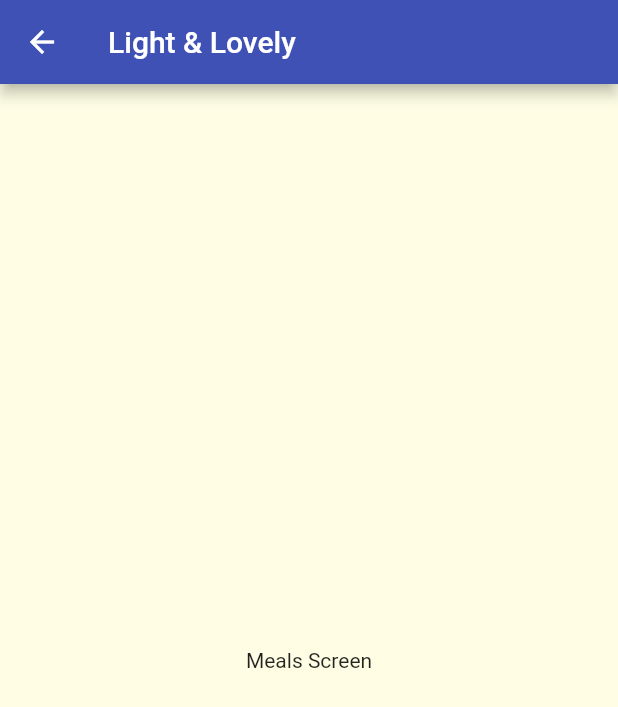
After one commit to huseyintemel/flutter-multiple-screeens, a Flutter app: the screen it shows after launch, after a tap on "Light & Lovely", on a phone screen of 412 x 824 dp. The commit adds this screen. Shown: the top 707 px of the screen. Run offline on Flutter 3.47's test engine with Material 2 defaults, Android fonts, the light colour scheme and no system bars.

Commit message:
Added new meals screen and used named routes

```diff
--- a/lib/categories_screen.dart
+++ b/lib/categories_screen.dart
@@ -12,7 +12,7 @@ class CategoriesScreen extends StatelessWidget {
         padding: const EdgeInsets.all(20),
         children: <Widget>[
           ...dummyCategories
-              .map((category) => CategoryItem(category.title, category.color))
+              .map((category) => CategoryItem(category.id,category.title, category.color))
               .toList()
         ],
         gridDelegate: const SliverGridDelegateWithMaxCrossAxisExtent(
--- a/lib/category_item.dart
+++ b/lib/category_item.dart
@@ -1,15 +1,24 @@
 import 'package:flutter/material.dart';
-import 'package:flutter_multiple_screens/models/category.dart';
+import './category_meals_screen.dart';
 
 class CategoryItem extends StatelessWidget {
+  final String id;
   final String title;
   final Color color;
 
-  CategoryItem(this.title,this.color);
+  CategoryItem(this.id,this.title,this.color);
+
+  void selectCategory(BuildContext context){
+    Navigator.of(context).pushNamed(CategoryMealsScreen.routeName,arguments: {'id':id,'title':title}); //passing data with named routes
+  }
 
   @override
   Widget build(BuildContext context) {
-    return Container(
+    return InkWell(
+      onTap: ()=>selectCategory(context),
+      splashColor: Theme.of(context).primaryColor,
+      borderRadius: BorderRadius.circular(16),
+      child: Container(
         padding : const EdgeInsets.all(16),
         child: Text(title,style: Theme.of(context).textTheme.headline1,),
         decoration: BoxDecoration(
@@ -20,6 +29,7 @@ class CategoryItem extends StatelessWidget {
           ),
           borderRadius: BorderRadius.circular(16),
         ),
+      ),
     );
   }
 }
--- /dev/null
+++ b/lib/category_meals_screen.dart
@@ -0,0 +1,23 @@
+import 'dart:io';
+
+import 'package:flutter/material.dart';
+
+class CategoryMealsScreen extends StatelessWidget {
+
+  static const routeName = '/category-meals';
+
+  @override
+  Widget build(BuildContext context) {
+    final routeArgs = ModalRoute.of(context)?.settings.arguments as Map<String,String>; // using values as Map of with String keys and String objects
+
+    final categoryTitle = routeArgs['title'];
+    final categoryId = routeArgs['id'];
+
+    return Scaffold(
+      appBar: AppBar(title: Text(categoryTitle as String),),
+      body: Container(
+        child: const Center(child: Text('Meals Screen',)),
+      )
+    );
+  }
+}
--- a/lib/main.dart
+++ b/lib/main.dart
@@ -1,4 +1,5 @@
 import 'package:flutter/material.dart';
+import './category_meals_screen.dart';
 import './categories_screen.dart';
 
 void main(){
@@ -26,6 +27,9 @@ class MyApp extends StatelessWidget {
         ),
       ),
       home: CategoriesScreen(), // Starting app with different screen
+      routes: {
+        CategoryMealsScreen.routeName : (context) => CategoryMealsScreen(), //giving named route
+      },
     );
   }
 }
```
Lines whose indentation alone changed are shown as unchanged.
